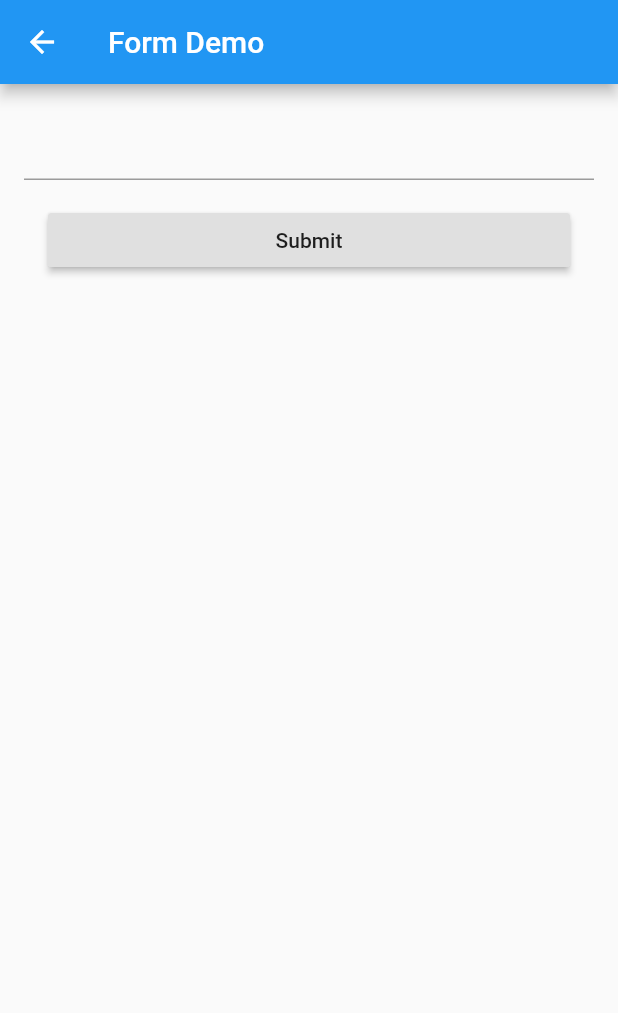
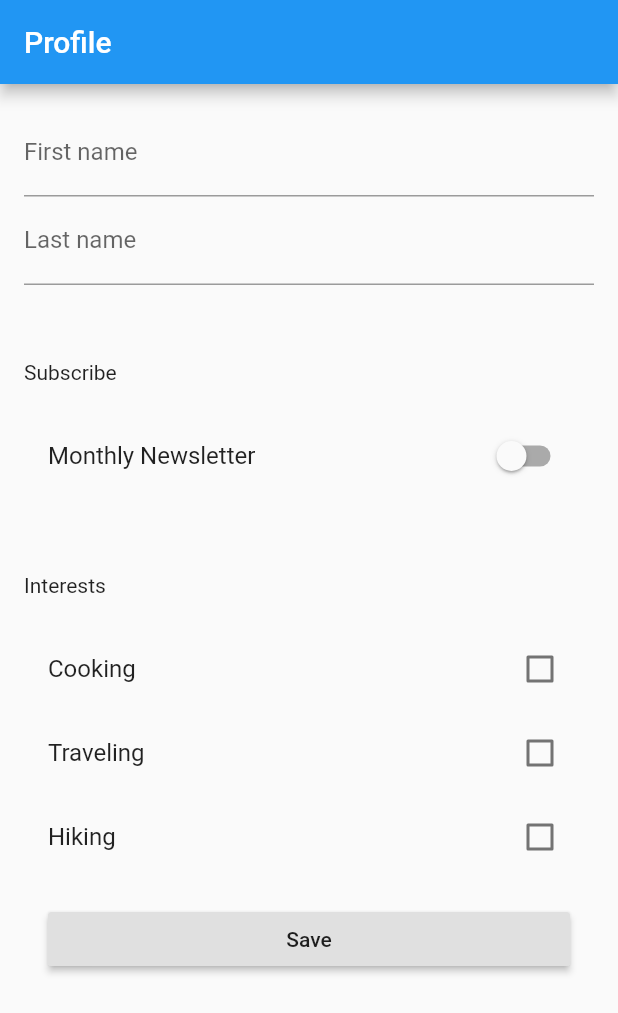
Before and after one commit to seenickcode/flutter_realistic_forms, a Flutter app: the HomeMaterial screen opened directly, on a phone screen of 412 x 824 dp. Shown: the top 1013 px of the screen. Run offline on Flutter 3.47's test engine with Material 2 defaults, Android fonts, the phone set to English and light mode, and no system bars.

Commit message:
Added model and finished material form with all fields.

```diff
--- a/lib/app.dart
+++ b/lib/app.dart
@@ -1,14 +1,15 @@
 import 'package:flutter/material.dart';
 import 'screens/home_cupertino.dart';
 import 'screens/home_material.dart';
+import 'screens/home_custom.dart';
 
 class App extends StatelessWidget {
   @override
   Widget build(BuildContext context) {
     return MaterialApp(
       title: 'Forms Demo',
-      home: HomeCupertino(),
-      // home: HomeMaterial(),
+      home: HomeMaterial(),
+      // home: HomeCupertino(),
     );
   }
 }
--- /dev/null
+++ b/lib/models/user.dart
@@ -0,0 +1,22 @@
+class User {
+  String firstName = '';
+  String lastName = '';
+  Map<String, bool> passions = {};
+  bool newsletter = false;
+
+  User() {
+    passions[Activity.Cooking] = false;
+    passions[Activity.Traveling] = false;
+    passions[Activity.Hiking] = false;
+  }
+
+  save() {
+    print('saving user using a web service');
+  }
+}
+
+class Activity {
+  static const Cooking = 'cooking';
+  static const Traveling = 'traveling';
+  static const Hiking = 'hiking';
+}
--- a/lib/screens/home_material.dart
+++ b/lib/screens/home_material.dart
@@ -1,4 +1,5 @@
 import 'package:flutter/material.dart';
+import '../models/user.dart';
 
 class HomeMaterial extends StatefulWidget {
   @override
@@ -7,11 +8,12 @@ class HomeMaterial extends StatefulWidget {
 
 class _HomeMaterialState extends State<HomeMaterial> {
   final _formKey = GlobalKey<FormState>();
+  final _user = User();
 
   @override
   Widget build(BuildContext context) {
     return Scaffold(
-        appBar: AppBar(title: Text('Form Demo')),
+        appBar: AppBar(title: Text('Profile')),
         body: Container(
             padding:
                 const EdgeInsets.symmetric(vertical: 16.0, horizontal: 16.0),
@@ -22,22 +24,77 @@ class _HomeMaterialState extends State<HomeMaterial> {
                         crossAxisAlignment: CrossAxisAlignment.stretch,
                         children: [
                           TextFormField(
+                            decoration:
+                                InputDecoration(labelText: 'First name'),
                             validator: (value) {
                               if (value.isEmpty) {
-                                return 'Please enter some text';
+                                return 'Please enter your first name.';
                               }
                             },
+                            onSaved: (val) =>
+                                setState(() => _user.firstName = val),
                           ),
+                          TextFormField(
+                            decoration: InputDecoration(labelText: 'Last name'),
+                            validator: (value) {
+                              if (value.isEmpty) {
+                                return 'Please enter your last name.';
+                              }
+                            },
+                            onSaved: (val) =>
+                                setState(() => _user.lastName = val),
+                          ),
+                          Container(
+                            padding: const EdgeInsets.fromLTRB(0, 50, 0, 20),
+                            child: Text('Subscribe'),
+                          ),
+                          SwitchListTile(
+                            title: const Text('Monthly Newsletter'),
+                            value: _user.newsletter,
+                            onChanged: (bool val) {
+                              setState(() {
+                                _user.newsletter = val;
+                              });
+                            },
+                          ),
+                          Container(
+                            padding: const EdgeInsets.fromLTRB(0, 50, 0, 20),
+                            child: Text('Interests'),
+                          ),
+                          CheckboxListTile(
+                              title: const Text('Cooking'),
+                              value: _user.passions[Activity.Cooking],
+                              onChanged: (val) {
+                                setState(() =>
+                                    _user.passions[Activity.Cooking] = val);
+                              }),
+                          CheckboxListTile(
+                              title: const Text('Traveling'),
+                              value: _user.passions[Activity.Traveling],
+                              onChanged: (val) {
+                                setState(() =>
+                                    _user.passions[Activity.Traveling] = val);
+                              }),
+                          CheckboxListTile(
+                              title: const Text('Hiking'),
+                              value: _user.passions[Activity.Hiking],
+                              onChanged: (val) {
+                                setState(() =>
+                                    _user.passions[Activity.Hiking] = val);
+                              }),
                           Container(
                             padding: const EdgeInsets.symmetric(
                                 vertical: 16.0, horizontal: 16.0),
                             child: RaisedButton(
                               onPressed: () {
-                                if (_formKey.currentState.validate()) {
+                                final form = _formKey.currentState;
+                                if (form.validate()) {
+                                  form.save();
+                                  _user.save();
                                   _showDialog(context);
                                 }
                               },
-                              child: Text('Submit'),
+                              child: Text('Save'),
                             ),
                           ),
                         ],
```
Also changed, not shown: lib/screens/home_cupertino.dart (+0 -7 lines).
